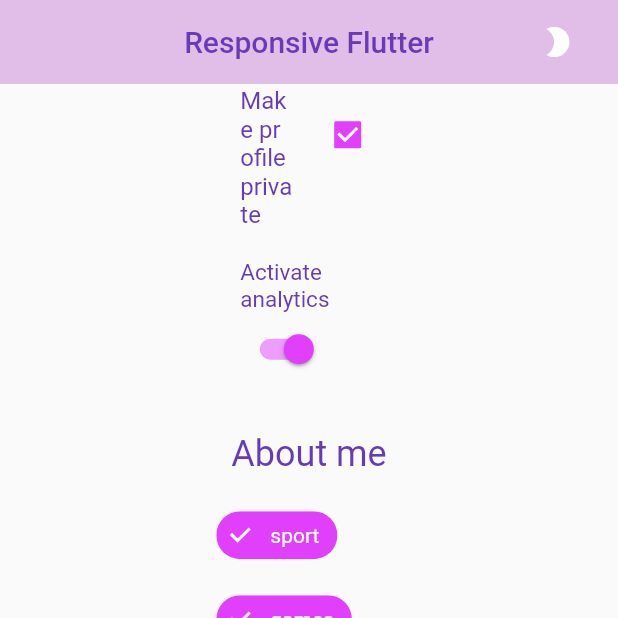
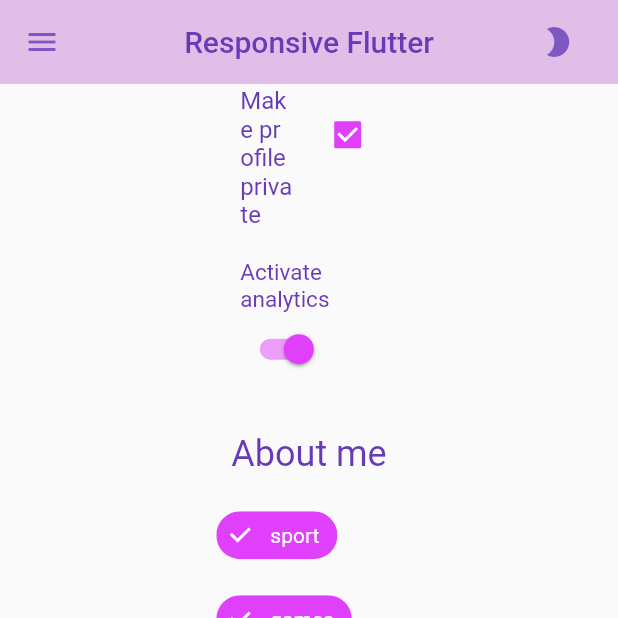
Before and after one commit to PabloBuisson/flutter_responsive_themes, a Flutter app: the screen it shows after launch, scrolled down 256 dp, on a phone screen of 412 x 824 dp, the top half of it. Run offline on Flutter 3.47's test engine with Material 2 defaults, Android fonts, the phone set to English and light mode, and no system bars; network calls fail.

Commit message:
feat: add a drawer on mobile

```diff
--- a/lib/constants.dart
+++ b/lib/constants.dart
@@ -1,11 +1,12 @@
 import 'package:flutter/material.dart';
-import 'package:responsivethemes/screens/profile_screen.dart';
-import 'package:responsivethemes/screens/theme_screen.dart';
+
+import 'screens/profile_screen.dart';
+import 'screens/theme_screen.dart';
 
 enum Screen { profile, theme }
 
 const double kTabletBreakpoint = 768.0;
-const double kDesktopBreakPoint = 1440.0;
+const double kDesktopBreakPoint = 992.0;
 
 const Map<Screen, Widget> kDetailsScreens = {
   Screen.profile: ProfileScreen(),
--- a/lib/main.dart
+++ b/lib/main.dart
@@ -63,11 +63,8 @@ class _MyHomePageState extends State<MyHomePage> {
                               ? ThemeMode.dark
                               : ThemeMode.light,
                       icon: selectedMode == ThemeMode.light
-                            ? const Icon(Icons.mode_night, color: Colors.white)
-                            : const Icon(
-                                Icons.sunny,
-                                color: Colors.white,
-                              )),
+                          ? const Icon(Icons.mode_night)
+                          : const Icon(Icons.sunny)),
                 );
               }),
         ],
@@ -76,7 +73,48 @@ class _MyHomePageState extends State<MyHomePage> {
         mobileBody: SingleChildScrollView(child: detailScreen),
         desktopBody: const DesktopBody(),
         tabletBody: const DesktopBody(),
-        ));
+      ),
+      drawer: ResponsiveLayout.isMobile(context)
+          ? Drawer(
+              child: ListView(
+                // Important: Remove any padding from the ListView.
+                padding: EdgeInsets.zero,
+                children: [
+                  DrawerHeader(
+                    decoration: BoxDecoration(
+                      color: Theme.of(context).colorScheme.primary,
+                    ),
+                    child: Center(
+                        child: Text(
+                      'Drawer Header',
+                      style: TextStyle(
+                          color: Theme.of(context).colorScheme.onPrimary),
+                    )),
+                  ),
+                  ListTile(
+                    leading: const Icon(Icons.account_circle),
+                    title: const Text("Profile"),
+                    onTap: () {
+                      setState(() {
+                        detailScreen = kDetailsScreens[Screen.profile]!;
+                      });
+                      Navigator.pop(context);
+                    },
+                  ),
+                  ListTile(
+                      leading: const Icon(Icons.palette),
+                      title: const Text("Themes"),
+                      onTap: () {
+                        setState(() {
+                          detailScreen = kDetailsScreens[Screen.theme]!;
+                        });
+                        Navigator.pop(context);
+                      }),
+                ],
+              ),
+            )
+          : null,
+    );
   }
 }
 
--- a/lib/responsive_layout.dart
+++ b/lib/responsive_layout.dart
@@ -13,6 +13,16 @@ class ResponsiveLayout extends StatelessWidget {
   final Widget mobileBody;
   final Widget? tabletBody;
   final Widget? desktopBody;
+
+  static bool isMobile(BuildContext context) =>
+      MediaQuery.of(context).size.width < kTabletBreakpoint;
+
+  static bool isTablet(BuildContext context) =>
+      MediaQuery.of(context).size.width < kDesktopBreakPoint &&
+      MediaQuery.of(context).size.width >= kTabletBreakpoint;
+
+  static bool isDesktop(BuildContext context) =>
+      MediaQuery.of(context).size.width >= kDesktopBreakPoint;
 
   @override
   Widget build(BuildContext context) {
--- a/lib/themes/custom_theme.dart
+++ b/lib/themes/custom_theme.dart
@@ -28,15 +28,22 @@ class CustomTheme {
             color: brightness == Brightness.light
                 ? Colors.purple.shade100
                 : Colors.deepPurple.shade400,
-          iconTheme: const IconThemeData(color: Colors.orange),
-          actionsIconTheme: const IconThemeData(color: Colors.orange),
+            iconTheme: IconThemeData(
+                color: brightness == Brightness.light
+                    ? Colors.deepPurple.shade400
+                    : Colors.white),
+            actionsIconTheme: IconThemeData(
+                color: brightness == Brightness.light
+                    ? Colors.deepPurple.shade400
+                    : Colors.white),
             foregroundColor: brightness == Brightness.light
                 ? Colors.deepPurple
                 : Colors.purple.shade100),
         elevatedButtonTheme: ElevatedButtonThemeData(
             style: ElevatedButton.styleFrom(
-              onPrimary:
-                  brightness == Brightness.light ? Colors.white : Colors.white,
+                onPrimary: brightness == Brightness.light
+                    ? Colors.white
+                    : Colors.white,
                 shape: RoundedRectangleBorder(
                   borderRadius: BorderRadius.circular(30.0),
                 ),
@@ -66,7 +73,11 @@ class CustomTheme {
               ? Colors.purpleAccent
               : Colors.purpleAccent.shade100,
         ),
-    );
+        drawerTheme: DrawerThemeData(
+          backgroundColor: brightness == Brightness.light
+              ? Colors.purple.shade50
+              : Colors.deepPurple.shade400,
+        ));
   }
 
   static ThemeData lightTheme(BuildContext context) {
```
Lines whose indentation alone changed are shown as unchanged.
